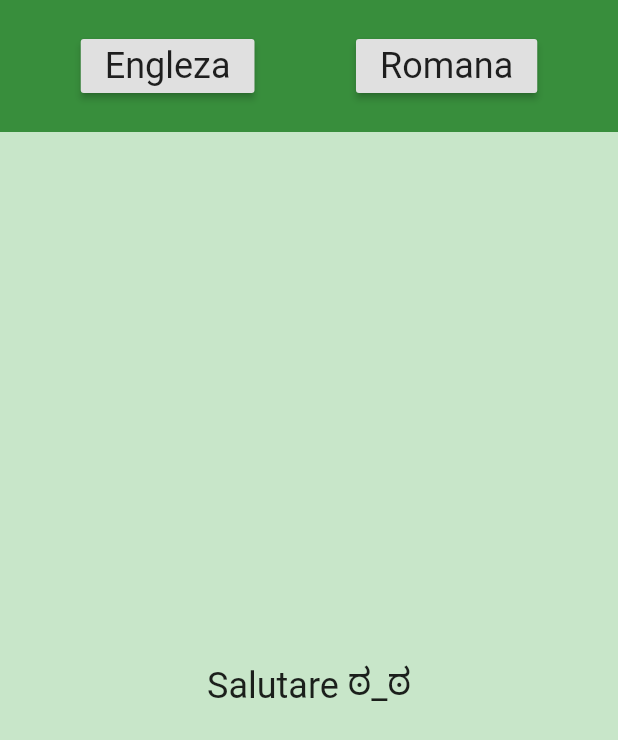
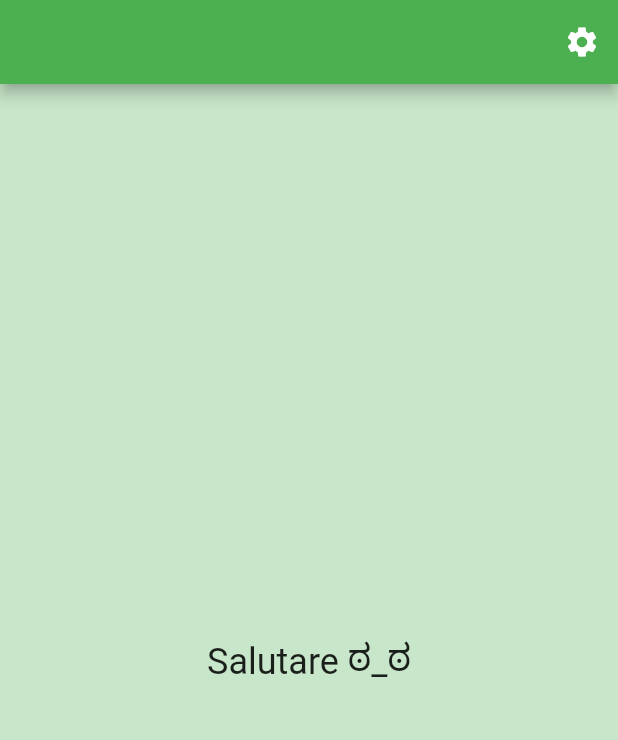
Before and after one commit to Inonut/lm_colosseum, a Flutter app: the screen it shows after launch, on a phone screen of 412 x 824 dp. Shown: the top 740 px of the screen. Run offline on Flutter 3.47's test engine with Material 2 defaults, Android fonts, the light colour scheme and no system bars; our stand-ins replace device_preview, flutter_bloc, i18n_extension, responsive_builder; missing offline and left inert: flag.

Commit message:
"add" settings

```diff
--- a/lib/main.dart
+++ b/lib/main.dart
@@ -1,10 +1,9 @@
+import 'package:device_preview/device_preview.dart';
 import 'package:flutter/material.dart';
 import 'package:flutter_bloc/flutter_bloc.dart';
 import 'package:flutter_localizations/flutter_localizations.dart';
 import 'package:lm_colosseum/models/language.enum.dart';
-import 'package:lm_colosseum/models/route.enum.dart';
 import 'package:lm_colosseum/models/theme.enum.dart';
-import 'package:responsive_builder/responsive_builder.dart';
 
 import 'blocs/intern.bloc.dart';
 import 'blocs/theme.bloc.dart';
@@ -47,21 +46,6 @@ class App extends StatelessWidget {
         ],
         theme: theme,
         locale: locale,
-      builder: (context, child) => child,
-      home: ScreenTypeLayout(
-        mobile: Navigator(
-          onGenerateRoute: generateRouteMobile,
-          initialRoute: RouteEnum.Home.route,
-        ),
-        tablet: Navigator(
-          onGenerateRoute: generateRouteTablet,
-          initialRoute: RouteEnum.Home.route,
-        ),
-        desktop:Navigator(
-          onGenerateRoute: generateRouteTablet,
-          initialRoute: RouteEnum.Home.route,
-        ),
-      ),
-    );
+        onGenerateRoute: generateRoute);
   }
 }
--- a/lib/route.dart
+++ b/lib/route.dart
@@ -5,15 +5,7 @@ import 'models/route.enum.dart';
 import 'screens/home.screen.dart';
 import 'screens/settings.screen.dart';
 
-Route<dynamic> generateRouteTablet(RouteSettings settings) {
-  if (settings.name == RouteEnum.Home.route) {
-    return _getPageRoute(HomeScreen(), settings);
-  }
-
-  return _getPageRoute(HomeScreen(), settings);
-}
-
-Route<dynamic> generateRouteMobile(RouteSettings settings) {
+Route<dynamic> generateRoute(RouteSettings settings) {
   if (settings.name == RouteEnum.Home.route) {
     return _getPageRoute(HomeScreen(), settings);
   } else if (settings.name == RouteEnum.Settings.route) {
--- a/lib/screens/home.screen.dart
+++ b/lib/screens/home.screen.dart
@@ -1,53 +1,114 @@
-import 'dart:math';
-
 import 'package:flutter/cupertino.dart';
 import 'package:flutter/material.dart';
 import 'package:flutter_bloc/flutter_bloc.dart';
+import 'package:lm_colosseum/blocs/intern.bloc.dart';
+import 'package:lm_colosseum/blocs/theme.bloc.dart';
+import 'package:lm_colosseum/models/language.enum.dart';
+import 'package:lm_colosseum/models/theme.enum.dart';
+import 'package:lm_colosseum/widgets/circle_shape.dart';
+import 'package:lm_colosseum/widgets/language_item.dart';
+import 'package:responsive_builder/responsive_builder.dart';
 
-import '../blocs/intern.bloc.dart';
 import '../extensions/translation.dart';
-import '../models/language.enum.dart';
 
 class HomeScreen extends StatelessWidget {
   @override
   Widget build(BuildContext context) {
-    return Column(
-      children: <Widget>[
-        Container(
-          decoration: BoxDecoration(color: Theme.of(context).primaryColorDark),
-          child: Padding(
-            padding: const EdgeInsets.all(20.0),
-            child: Row(
-              mainAxisAlignment: MainAxisAlignment.spaceAround,
-              children: <Widget>[
-                RaisedButton(
-                  textTheme: Theme.of(context).buttonTheme.textTheme,
-                  onPressed: () => BlocProvider.of<InternBloc>(context).add(LanguageEnum.EN),
-                  child: Text(
-                    'English'.i18n,
-                    style: Theme.of(context).textTheme.bodyText2.apply(fontSizeDelta: 10),
+    return ScreenTypeLayout(
+      tablet: _buildTablet(context),
+      mobile: _buildMobile(context),
+    );
+  }
+
+  Widget _buildTablet(context) {
+    return Scaffold(
+      appBar: AppBar(
+        title: Text('Desktop'),
+        actions: <Widget>[
+          _actionButtonAction(languageWidget(context)),
+          _actionButtonAction(themeWidget(context))
+        ],
       ),
-                ),
-                RaisedButton(
-                  textTheme: Theme.of(context).buttonTheme.textTheme,
-                  onPressed: () => BlocProvider.of<InternBloc>(context).add(LanguageEnum.RO),
-                  child: Text(
-                    'Romanian'.i18n,
-                    style: Theme.of(context).textTheme.bodyText2.apply(fontSizeDelta: 10),
+      body: _buildBody(context),
+    );
+  }
+
+  Widget _buildMobile(context) {
+    return Scaffold(
+      appBar: AppBar(
+        actions: <Widget>[
+          Builder(
+            builder: (context) => IconButton(
+              icon: Icon(Icons.settings),
+              onPressed: () => Scaffold.of(context).openEndDrawer(),
             ),
           )
         ],
       ),
+      endDrawer: Drawer(
+        child: ListView(
+          children: <Widget>[
+            DrawerHeader(
+              decoration: BoxDecoration(
+                color: Theme.of(context).primaryColorLight,
+              ),
+              child: Text('Settings'.i18n),
+            ),
+            _actionButtonAction(languageWidget(context)),
+            _actionButtonAction(themeWidget(context)),
+          ],
         ),
       ),
-        Expanded(
-          flex: 1,
-          child: Container(
+      body: _buildBody(context),
+    );
+  }
+
+  Widget _buildBody(context) {
+    return Container(
       decoration: BoxDecoration(color: Theme.of(context).primaryColorLight),
       alignment: Alignment.center,
-              child: Text('Hello %s'.i18n.fill(['ಠ_ಠ']), style: Theme.of(context).textTheme.bodyText2.apply(fontSizeDelta: 10))),
+      child: Text('Hello %s'.i18n.fill(['ಠ_ಠ']), style: Theme.of(context).textTheme.bodyText2.apply(fontSizeDelta: 10)),
+    );
+  }
+
+  Widget _actionButtonAction(child) {
+    return Padding(
+      padding: const EdgeInsets.only(right: 20, left: 10),
+      child: child,
+    );
+  }
+
+  Widget languageWidget(context) {
+    return DropdownButton(
+      items: [
+        DropdownMenuItem(
+          child: LanguageItem(LanguageEnum.RO),
+          value: LanguageEnum.RO,
+        ),
+        DropdownMenuItem(
+          child: LanguageItem(LanguageEnum.EN),
+          value: LanguageEnum.EN,
         ),
       ],
+      value: BlocProvider.of<InternBloc>(context).state,
+      onChanged: (val) => BlocProvider.of<InternBloc>(context).add(val),
+    );
+  }
+
+  Widget themeWidget(context) {
+    return DropdownButton(
+      items: [
+        DropdownMenuItem(
+          child: CircleShape(color: Colors.white, child: CircleShape(color: ThemeEnum.BlueLight.asObject.primaryColor, r: 20)),
+          value: ThemeEnum.BlueLight,
+        ),
+        DropdownMenuItem(
+          child: CircleShape(color: Colors.white, child: CircleShape(color: ThemeEnum.GreenLight.asObject.primaryColor, r: 20)),
+          value: ThemeEnum.GreenLight,
+        ),
+      ],
+      value: BlocProvider.of<ThemeBloc>(context).state,
+      onChanged: (val) => BlocProvider.of<ThemeBloc>(context).add(val),
     );
   }
 }
--- a/pubspec.yaml
+++ b/pubspec.yaml
@@ -15,6 +15,8 @@ dependencies:
   responsive_builder:
   flutter_bloc:
   i18n_extension:
+  flag:
+  device_preview:
 
 flutter:
   uses-material-design: true
```
Also changed, not shown: lib/supports/util.dart (added, +14 -0 lines), lib/widgets/circle_shape.dart (added, +23 -0 lines), lib/widgets/language_item.dart (added, +22 -0 lines), pubspec.lock. Lines whose indentation alone changed are shown as unchanged.
